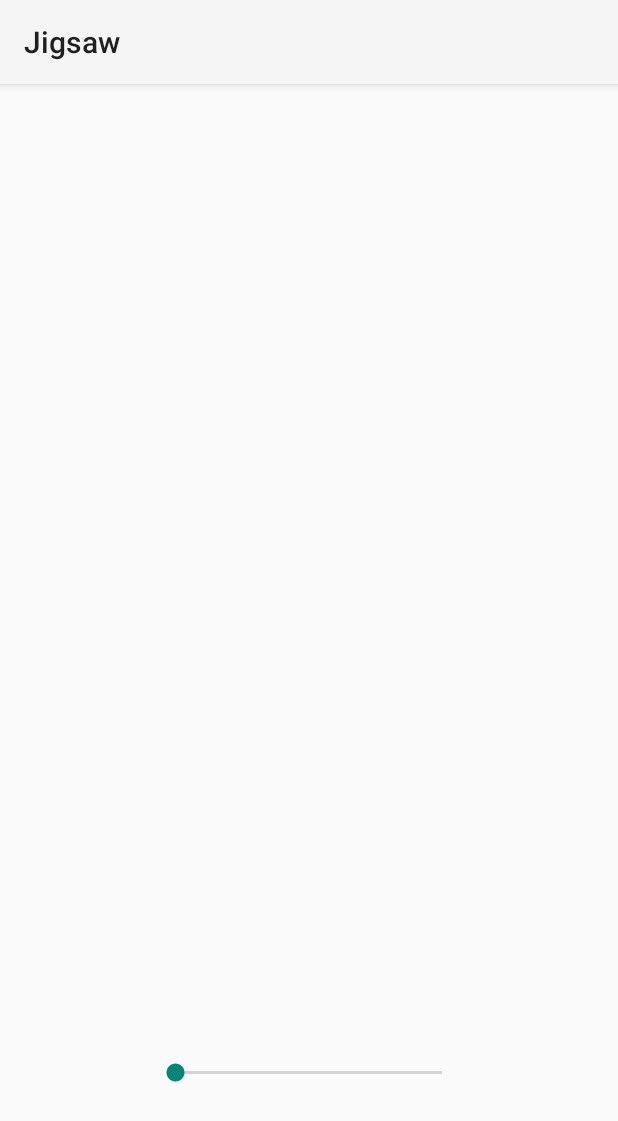
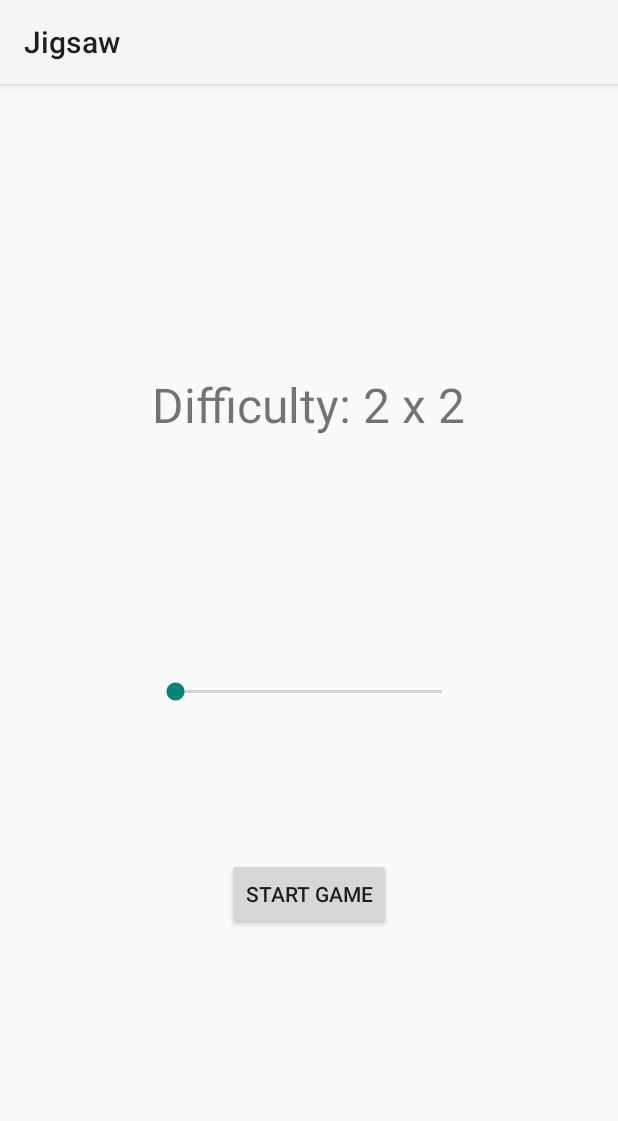
Before and after one commit to siweizhao/Jigsaw, an Android app: the DifficultySelector screen opened directly, with no data from a screen before it, on a phone screen of 412 x 824 dp. Shown: the top 1121 px of the screen. Run offline under Robolectric (Android 15) with nearby library versions, the phone set to English and light mode, and no system bars; libraries missing offline, so code that uses them is left out: com.nostra13.universalimageloader; 2 statements that could not run were skipped.

Commit message:
Core gameplay complete

```diff
--- a/app/src/main/java/com/szhao/jigsaw/DifficultySelector.java
+++ b/app/src/main/java/com/szhao/jigsaw/DifficultySelector.java
@@ -3,24 +3,55 @@ package com.szhao.jigsaw;
 import android.content.Intent;
 import android.support.v7.app.AppCompatActivity;
 import android.os.Bundle;
+import android.view.View;
 import android.widget.ImageView;
+import android.widget.SeekBar;
+import android.widget.TextView;
 
 import com.nostra13.universalimageloader.core.ImageLoader;
 
 public class DifficultySelector extends AppCompatActivity {
 
+    int puzzleId;
+    SeekBar difficultySelector;
     @Override
     protected void onCreate(Bundle savedInstanceState) {
         super.onCreate(savedInstanceState);
         setContentView(R.layout.activity_difficulty_selector);
 
-        Intent i = getIntent();
-        int position = i.getExtras().getInt("id");
+        Intent intent = getIntent();
+        puzzleId = intent.getExtras().getInt("id");
         ImageAdapter adapter = new ImageAdapter(this);
 
         ImageView puzzleSelected = (ImageView)findViewById(R.id.puzzleSelected);
-        ImageLoader.getInstance().displayImage("drawable://" + adapter.images[position],puzzleSelected);
-        //puzzleSelected.setImageResource(adapter.images[position]);
+        ImageLoader.getInstance().displayImage("drawable://" + adapter.images[puzzleId],puzzleSelected);
 
+        difficultySelector = (SeekBar)findViewById(R.id.seekBar);
+
+        difficultySelector.setOnSeekBarChangeListener(new SeekBar.OnSeekBarChangeListener() {
+            @Override
+            public void onProgressChanged(SeekBar seekBar, int i, boolean b) {
+                TextView difficultyTxt = (TextView)findViewById(R.id.difficultyTxt);
+                difficultyTxt.setText("Difficulty: "+ String.valueOf(seekBar.getProgress() + 2)
+                        + " x " + String.valueOf(seekBar.getProgress() + 2));
+            }
+
+            @Override
+            public void onStartTrackingTouch(SeekBar seekBar) {
+
+            }
+
+            @Override
+            public void onStopTrackingTouch(SeekBar seekBar) {
+
+            }
+        });
+    }
+
+    public void startGame(View view){
+        Intent intent = new Intent (this, MainActivity.class);
+        intent.putExtra("id", puzzleId);
+        intent.putExtra("difficulty", difficultySelector.getProgress() + 2);
+        startActivity(intent);
     }
 }
--- a/app/src/main/java/com/szhao/jigsaw/PuzzlesMenu.java
+++ b/app/src/main/java/com/szhao/jigsaw/PuzzlesMenu.java
@@ -26,9 +26,9 @@ public class PuzzlesMenu extends AppCompatActivity {
         puzzlesMenu.setOnItemClickListener(new AdapterView.OnItemClickListener() {
             @Override
             public void onItemClick(AdapterView<?> adapterView, View view, int position, long id) {
-                Intent i = new Intent(getApplicationContext(),DifficultySelector.class);
-                i.putExtra("id",position);
-                startActivity(i);
+                Intent intent = new Intent(getApplicationContext(),DifficultySelector.class);
+                intent.putExtra("id",position);
+                startActivity(intent);
             }
         });
     }
--- a/app/src/main/res/layout/activity_difficulty_selector.xml
+++ b/app/src/main/res/layout/activity_difficulty_selector.xml
@@ -1,12 +1,24 @@
 <?xml version="1.0" encoding="utf-8"?>
 <RelativeLayout xmlns:android="http://schemas.android.com/apk/res/android"
     android:orientation="vertical" android:layout_width="match_parent"
-    android:layout_height="match_parent">
+    android:layout_height="match_parent"
+    android:gravity="center_vertical">
 
-<ImageView
-    android:id="@+id/puzzleSelected"
-    android:layout_width="wrap_content"
-    android:layout_height="wrap_content"/>
+    <ImageView
+        android:id="@+id/puzzleSelected"
+        android:layout_width="wrap_content"
+        android:layout_height="wrap_content"
+        android:layout_centerInParent="true"/>
+
+    <TextView
+        android:id="@+id/difficultyTxt"
+        android:layout_height="wrap_content"
+        android:layout_width="wrap_content"
+        android:layout_centerInParent="true"
+        android:textSize="32sp"
+        android:text="Difficulty: 2 x 2"
+        android:layout_below="@id/puzzleSelected">
+    </TextView>
 
     <SeekBar
         android:id="@+id/seekBar"
@@ -14,6 +26,15 @@
         android:layout_height="wrap_content"
         android:layout_centerInParent="true"
         android:layout_alignParentBottom="true"
-        android:layout_marginBottom="100dp"/>
+        android:layout_below="@id/difficultyTxt"
+        android:max="8"/>
 
+    <Button
+        android:layout_width="wrap_content"
+        android:layout_height="wrap_content"
+        android:layout_centerInParent="true"
+        android:layout_alignParentBottom="true"
+        android:layout_marginBottom="12dp"
+        android:text="Start Game"
+        android:onClick="startGame"/>
 </RelativeLayout>
```
Also changed, not shown: app/src/main/java/com/szhao/jigsaw/GameBoard.java (+70 -55 lines), app/src/main/java/com/szhao/jigsaw/JigsawConfig.java (+38 -3 lines), app/src/main/java/com/szhao/jigsaw/MainActivity.java (+12 -6 lines), app/src/main/java/com/szhao/jigsaw/PuzzlePiece.java (+13 -11 lines), app/src/main/res/layout/activity_main.xml (+4 -12 lines), app/src/main/res/drawable/puzzle_1.jpeg (deleted), app/src/main/res/drawable/puzzle_1.jpg (added), app/src/main/res/drawable/puzzle_2.jpeg (deleted), app/src/main/res/drawable/puzzle_2.jpg (added), app/src/main/res/drawable/puzzle_3.jpeg (deleted), app/src/main/res/drawable/puzzle_3.jpg (added), app/src/main/res/drawable/puzzle_4.jpg (added), app/src/main/res/drawable/puzzle_5.jpg (added), 2 other files.
